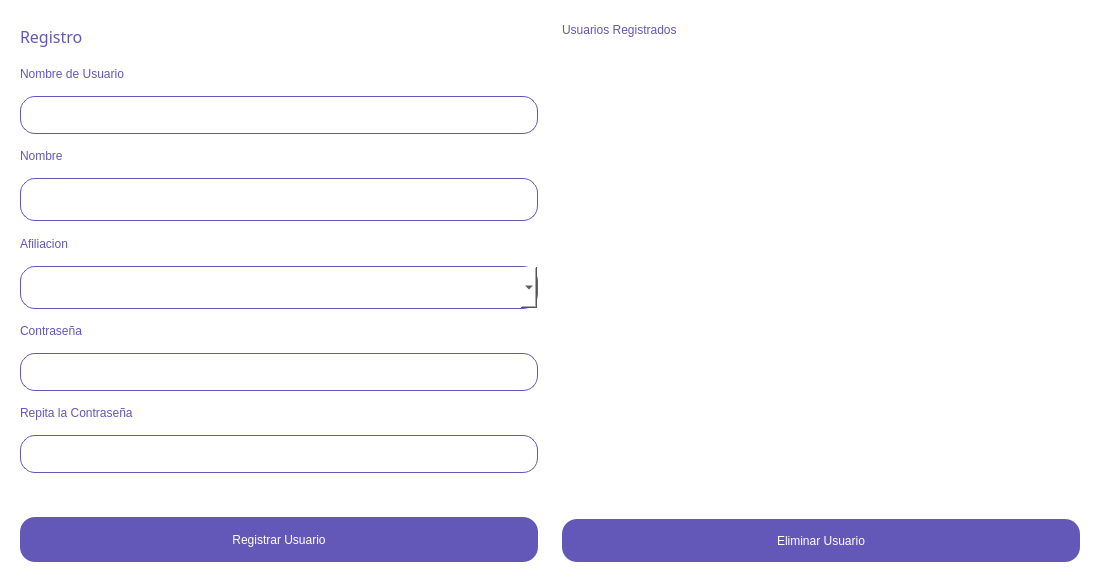
Before: the Qt Designer form GUI/Resources/UI/UserRegister.ui in difer19/Gestor-de-Hangares, drawn with Qt 5.
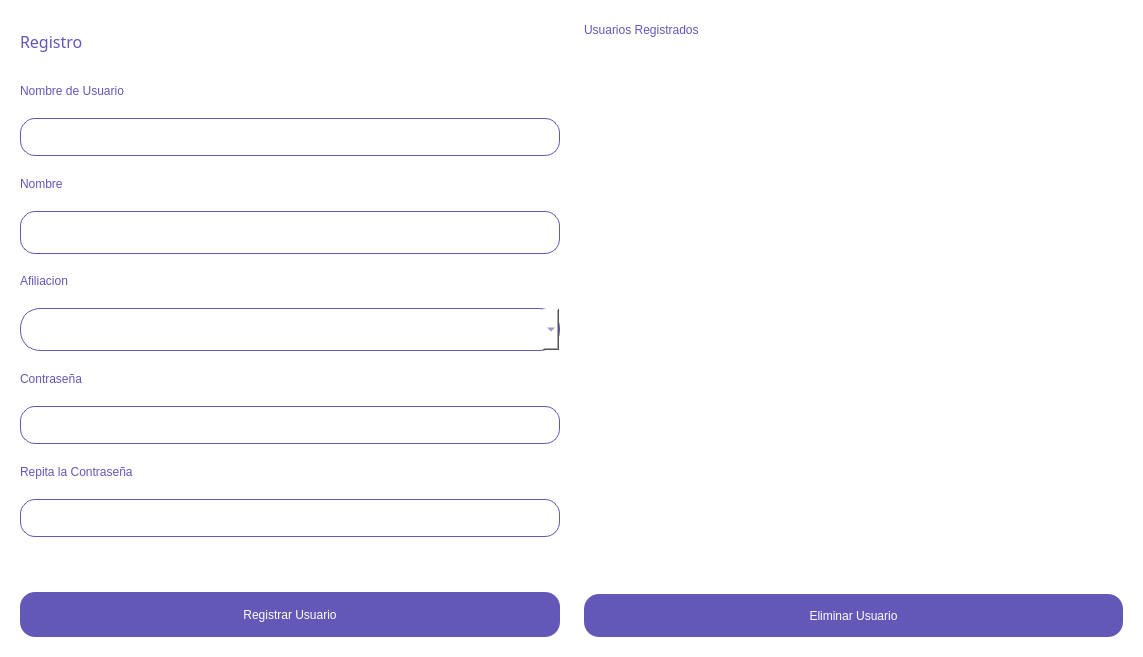
After: the same form once the commit is applied.

What changed in the file:
```diff
--- a/GUI/Resources/UI/UserRegister.ui
+++ b/GUI/Resources/UI/UserRegister.ui
@@ -6,8 +6,8 @@
    <rect>
     <x>0</x>
     <y>0</y>
-    <width>1100</width>
-    <height>582</height>
+    <width>1143</width>
+    <height>657</height>
    </rect>
   </property>
   <property name="windowTitle">
@@ -62,9 +62,9 @@
 QComboBox
 {
     border: 1px solid #6357B7;
-    border-radius: 15px;
-    padding: 1px 18px 1px 3px;
-    min-width: 10px;
+    padding: 1px 30px 1px 3px;
+	color: #6357B7;
+    font: 12pt &quot;Bahnschrift&quot;;
 }
 
 </string>
@@ -152,7 +152,7 @@
        <widget class="QComboBox" name="comboBox">
         <property name="minimumSize">
          <size>
-          <width>33</width>
+          <width>0</width>
           <height>43</height>
          </size>
         </property>
```
